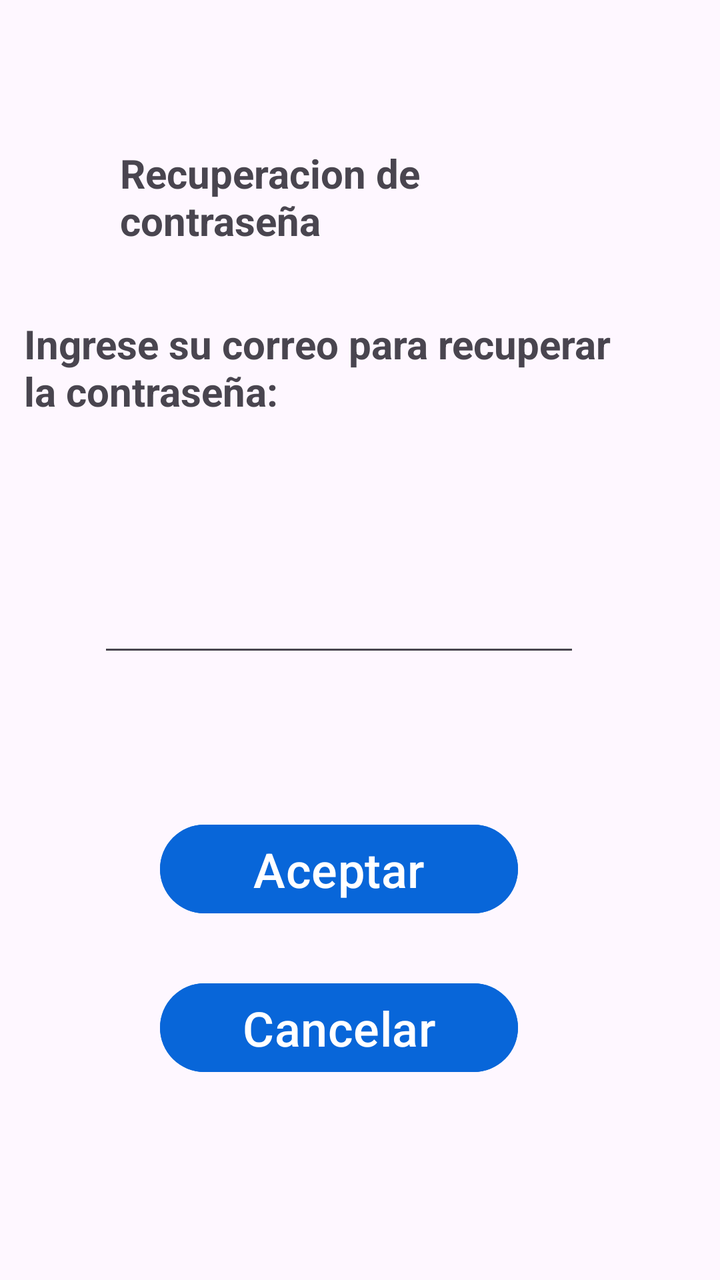
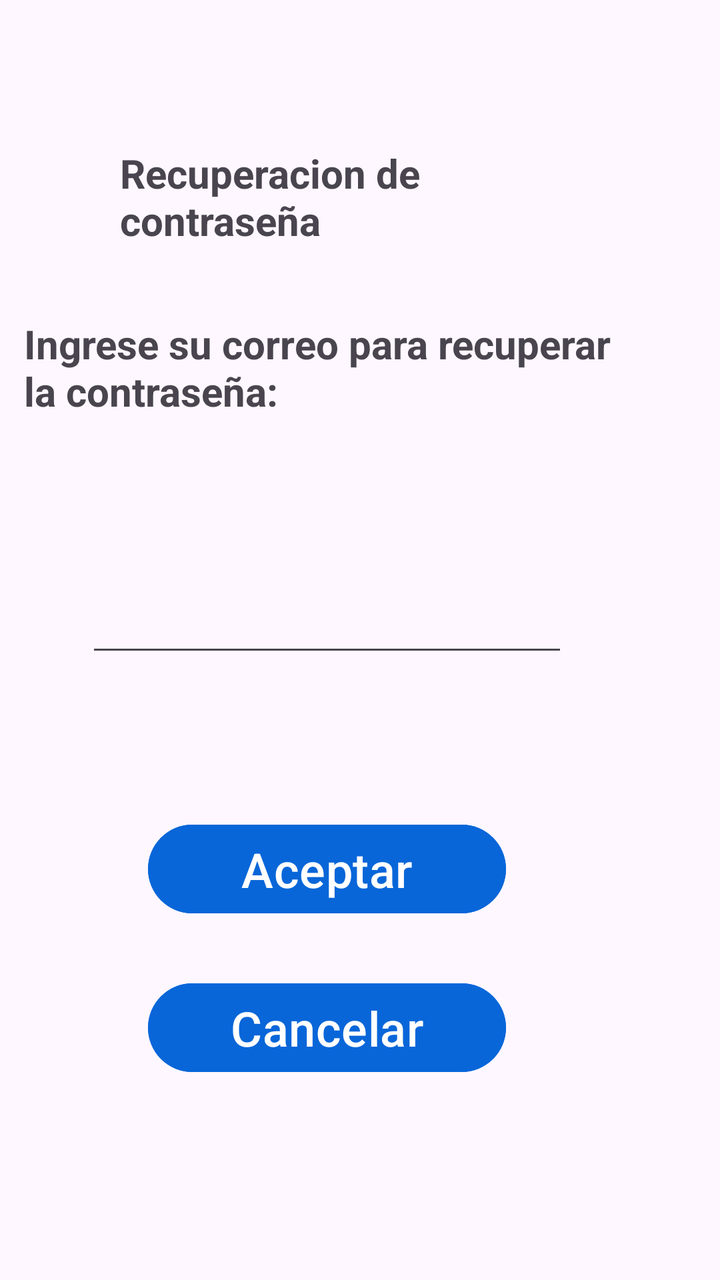

Compare the two renders of this Android layout. The source of the first and the diff that turns it into the second are given below.
<!-- AndroidManifest.xml: application theme Theme.MyApplication -->
<!-- res/layout/activity_forgotpassword.xml -->
<?xml version="1.0" encoding="utf-8"?>

<androidx.constraintlayout.widget.ConstraintLayout xmlns:android="http://schemas.android.com/apk/res/android"
    xmlns:app="http://schemas.android.com/apk/res-auto"
    xmlns:tools="http://schemas.android.com/tools"
    android:layout_width="match_parent"
    android:layout_height="match_parent">

    <TextView
        android:id="@+id/textView"
        android:layout_width="304dp"
        android:layout_height="0dp"
        android:layout_marginEnd="44dp"
        android:layout_marginBottom="70dp"
        android:text="Ingrese su correo para recuperar la contraseña:"
        android:textSize="20sp"
        android:textStyle="bold"
        app:layout_constraintBottom_toTopOf="@+id/etRecuperarCorreo"
        app:layout_constraintEnd_toEndOf="parent"
        app:layout_constraintTop_toBottomOf="@+id/textView2" />

    <Button
        android:id="@+id/button"
        android:layout_width="0dp"
        android:layout_height="0dp"
        android:layout_marginBottom="100dp"
        android:backgroundTint="#0866D9"
        android:text="Cancelar"
        android:textSize="24sp"
        app:layout_constraintBottom_toBottomOf="parent"
        app:layout_constraintEnd_toEndOf="@+id/button2"
        app:layout_constraintStart_toStartOf="@+id/button2"
        app:layout_constraintTop_toBottomOf="@+id/button2" />

    <Button
        android:id="@+id/button2"
        android:layout_width="0dp"
        android:layout_height="0dp"
        android:layout_marginStart="31dp"
        android:layout_marginEnd="31dp"
        android:layout_marginBottom="27dp"
        android:backgroundTint="#0866D9"
        android:text="Aceptar"
        android:textSize="24sp"
        app:layout_constraintBottom_toTopOf="@+id/button"
        app:layout_constraintEnd_toEndOf="@+id/etRecuperarCorreo"
        app:layout_constraintStart_toStartOf="@+id/etRecuperarCorreo"
        app:layout_constraintTop_toBottomOf="@+id/etRecuperarCorreo" />

    <EditText
        android:id="@+id/etRecuperarCorreo"
        android:layout_width="241dp"
        android:layout_height="0dp"
        android:layout_marginEnd="70dp"
        android:layout_marginBottom="75dp"
        android:ems="10"
        android:inputType="textEmailAddress"
        app:layout_constraintBottom_toTopOf="@+id/button2"
        app:layout_constraintEnd_toEndOf="parent"
        app:layout_constraintTop_toBottomOf="@+id/textView" />

    <TextView
        android:id="@+id/textView2"
        android:layout_width="0dp"
        android:layout_height="0dp"
        android:layout_marginStart="60dp"
        android:layout_marginTop="73dp"
        android:layout_marginEnd="60dp"
        android:layout_marginBottom="33dp"
        android:text="Recuperacion de contraseña"
        android:textAllCaps="false"
        android:textSize="20sp"
        android:textStyle="bold"
        app:layout_constraintBottom_toTopOf="@+id/textView"
        app:layout_constraintEnd_toEndOf="parent"
        app:layout_constraintStart_toStartOf="parent"
        app:layout_constraintTop_toTopOf="parent" />
</androidx.constraintlayout.widget.ConstraintLayout>
<!-- resources referenced by this layout -->
<resources>
  <style name="Theme.MyApplication" parent="Base.Theme.MyApplication" />
  <style name="Base.Theme.MyApplication" parent="Theme.Material3.DayNight.NoActionBar">
          
          
      </style>
</resources>

<!-- the commit's change to res/layout/activity_forgotpassword.xml (unified diff, before → after) -->
@@ -19,18 +19,17 @@
         app:layout_constraintEnd_toEndOf="parent"
         app:layout_constraintTop_toBottomOf="@+id/textView2" />
 
-    <Button
-        android:id="@+id/button"
-        android:layout_width="0dp"
+    <EditText
+        android:id="@+id/etRecuperarCorreo"
+        android:layout_width="241dp"
         android:layout_height="0dp"
-        android:layout_marginBottom="100dp"
-        android:backgroundTint="#0866D9"
-        android:text="Cancelar"
-        android:textSize="24sp"
-        app:layout_constraintBottom_toBottomOf="parent"
-        app:layout_constraintEnd_toEndOf="@+id/button2"
-        app:layout_constraintStart_toStartOf="@+id/button2"
-        app:layout_constraintTop_toBottomOf="@+id/button2" />
+        android:layout_marginEnd="76dp"
+        android:layout_marginBottom="75dp"
+        android:ems="10"
+        android:inputType="textEmailAddress"
+        app:layout_constraintBottom_toTopOf="@+id/button2"
+        app:layout_constraintEnd_toEndOf="parent"
+        app:layout_constraintTop_toBottomOf="@+id/textView" />
 
     <Button
         android:id="@+id/button2"
@@ -44,20 +43,23 @@
         android:textSize="24sp"
         app:layout_constraintBottom_toTopOf="@+id/button"
         app:layout_constraintEnd_toEndOf="@+id/etRecuperarCorreo"
+        app:layout_constraintHorizontal_bias="0.0"
         app:layout_constraintStart_toStartOf="@+id/etRecuperarCorreo"
         app:layout_constraintTop_toBottomOf="@+id/etRecuperarCorreo" />
 
-    <EditText
-        android:id="@+id/etRecuperarCorreo"
-        android:layout_width="241dp"
+    <Button
+        android:id="@+id/button"
+        android:layout_width="0dp"
         android:layout_height="0dp"
-        android:layout_marginEnd="70dp"
-        android:layout_marginBottom="75dp"
-        android:ems="10"
-        android:inputType="textEmailAddress"
-        app:layout_constraintBottom_toTopOf="@+id/button2"
-        app:layout_constraintEnd_toEndOf="parent"
-        app:layout_constraintTop_toBottomOf="@+id/textView" />
+        android:layout_marginBottom="100dp"
+        android:backgroundTint="#0866D9"
+        android:text="Cancelar"
+        android:textSize="24sp"
+        app:layout_constraintBottom_toBottomOf="parent"
+        app:layout_constraintEnd_toEndOf="@+id/button2"
+        app:layout_constraintHorizontal_bias="0.0"
+        app:layout_constraintStart_toStartOf="@+id/button2"
+        app:layout_constraintTop_toBottomOf="@+id/button2" />
 
     <TextView
         android:id="@+id/textView2"
